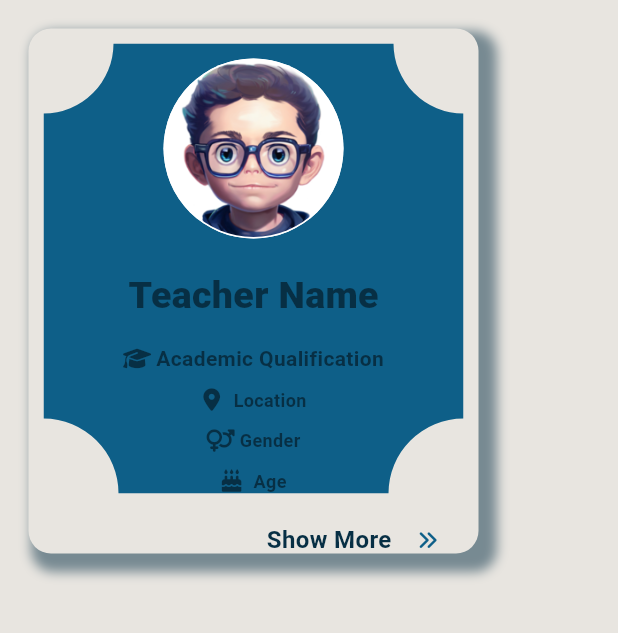
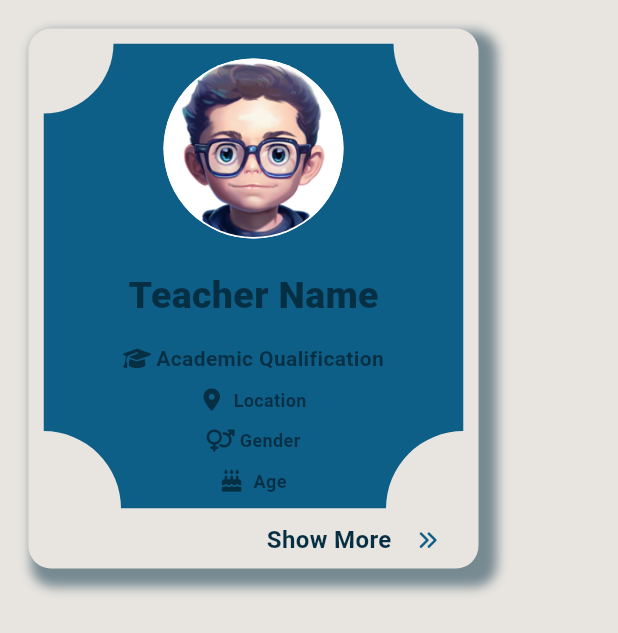
Before and after one commit to AsmaaSaleh1/Spectrum-speak, a Flutter app: the CardShadowTeacher widget shown alone on an empty page, opened directly, on a phone screen of 412 x 824 dp. Shown: the top 633 px of the screen. Run offline on Flutter 3.47's test engine with Material 3 defaults, Android fonts, the phone set to English and light mode, and no system bars; drawn by our look-alikes of circular_profile_avatar; our stand-ins replace firebase_core, font_awesome_flutter, google_fonts, universal_platform; accounts and stored records are empty; Roboto replaces fonts that are missing (Tinos).

Commit message:
edit the height of the cards

```diff
--- a/lib/widgets/card_center.dart
+++ b/lib/widgets/card_center.dart
@@ -23,7 +23,7 @@ class CenterCard extends StatelessWidget {
       padding: const EdgeInsets.all(19.0),
       child: Container(
         width: 300,
-        height: 350,
+        height: 360,
         decoration: BoxDecoration(
           color: kPrimary,
           borderRadius: BorderRadius.circular(15),
--- a/lib/widgets/card_shadow_teacher.dart
+++ b/lib/widgets/card_shadow_teacher.dart
@@ -19,7 +19,7 @@ class CardShadowTeacher extends StatelessWidget {
       padding: const EdgeInsets.all(19.0),
       child: Container(
         width: 300,
-        height: 350,
+        height: 360,
         decoration: BoxDecoration(
           color: kPrimary,
           borderRadius: BorderRadius.circular(15),
--- a/lib/widgets/card_specialist.dart
+++ b/lib/widgets/card_specialist.dart
@@ -19,7 +19,7 @@ class CardSpecialist extends StatelessWidget {
       padding: const EdgeInsets.all(19.0),
       child: Container(
         width: 300,
-        height: 350,
+        height: 360,
         decoration: BoxDecoration(
           color: kPrimary,
           borderRadius: BorderRadius.circular(15),
```
